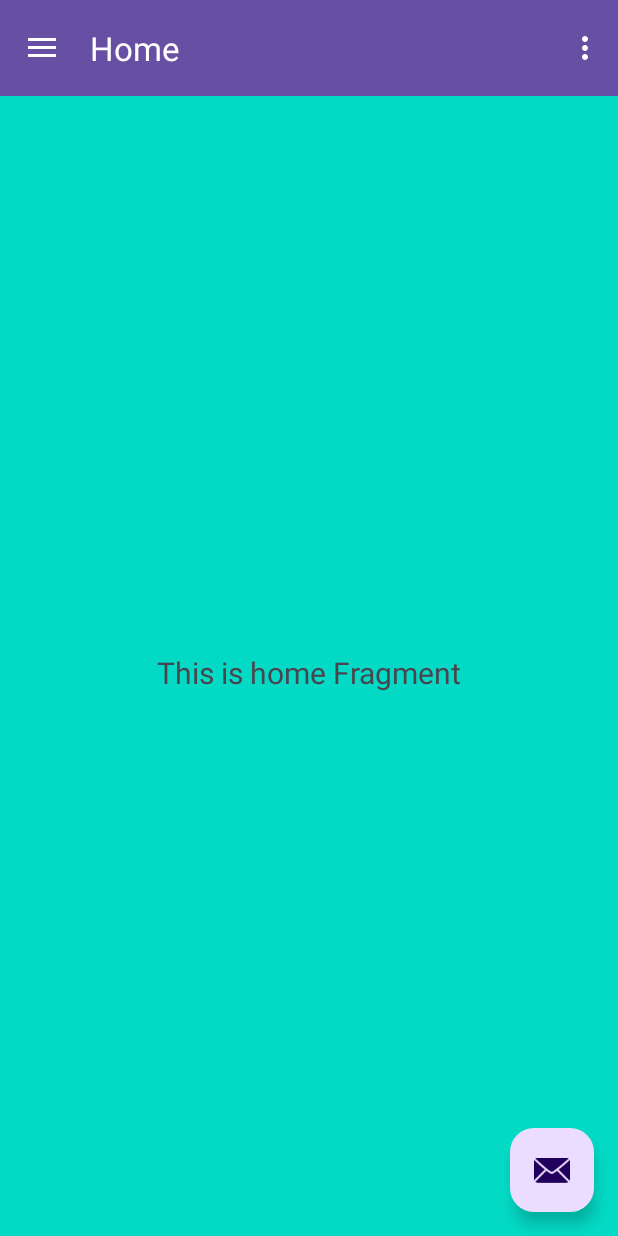
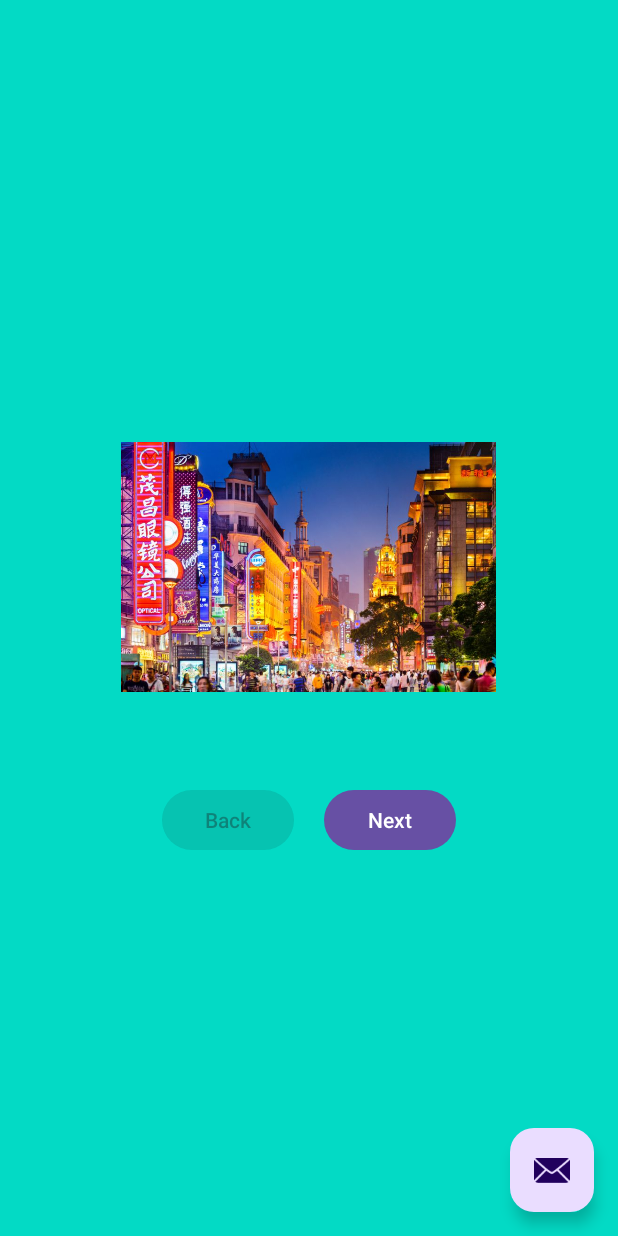
Before and after one commit to SenithuJkdy/infosnap-android, an Android app: the screen it shows after launch (MainActivity), on a phone screen of 412 x 824 dp. Run offline under Robolectric (Android 15) with nearby library versions, the phone set to English and light mode, and no system bars; our stand-ins replace navigation-ui.

Commit message:
feat: add landing page

```diff
--- a/app/build.gradle.kts
+++ b/app/build.gradle.kts
@@ -48,6 +48,8 @@ dependencies {
     implementation(libs.androidx.lifecycle.viewmodel.ktx)
     implementation(libs.androidx.navigation.fragment.ktx)
     implementation(libs.androidx.navigation.ui.ktx)
+    implementation(libs.androidx.legacy.support.v4)
+    implementation(libs.androidx.fragment.ktx)
     testImplementation(libs.junit)
     androidTestImplementation(libs.androidx.junit)
     androidTestImplementation(libs.androidx.espresso.core)
--- a/app/src/main/java/com/example/reporter_news_app/MainActivity.kt
+++ b/app/src/main/java/com/example/reporter_news_app/MainActivity.kt
@@ -49,7 +49,16 @@ class MainActivity : AppCompatActivity() {
         )
         setupActionBarWithNavController(navController, appBarConfiguration)
         navView.setupWithNavController(navController)
+
+        navController.addOnDestinationChangedListener { _, destination, _ ->
+            if (destination.id == R.id.landing) {
+                supportActionBar?.hide()
+            } else {
+                supportActionBar?.show()
+            }
+        }
     }
+
 
     override fun onCreateOptionsMenu(menu: Menu): Boolean {
         // Inflate the menu; this adds items to the action bar if it is present.
--- /dev/null
+++ b/app/src/main/java/com/example/reporter_news_app/ui/landing/LandingFragment.kt
@@ -0,0 +1,66 @@
+package com.example.reporter_news_app.ui.landing
+
+import androidx.fragment.app.viewModels
+import android.os.Bundle
+import androidx.fragment.app.Fragment
+import android.view.LayoutInflater
+import android.view.View
+import android.view.ViewGroup
+import androidx.navigation.fragment.findNavController
+import com.example.reporter_news_app.R
+import com.example.reporter_news_app.databinding.FragmentLandingBinding
+
+class LandingFragment : Fragment() {
+
+    private lateinit var binding: FragmentLandingBinding
+    private val viewModel: LandingViewModel by viewModels()
+
+    override fun onCreateView(
+        inflater: LayoutInflater, container: ViewGroup?,
+        savedInstanceState: Bundle?
+    ): View {
+        binding = FragmentLandingBinding.inflate(inflater, container, false)
+
+        // Observe Image Changes
+        viewModel.imageIndex.observe(viewLifecycleOwner) {
+            binding.imageView.setImageResource(viewModel.getImage())
+
+            // Update button text dynamically
+            if (viewModel.isLastImage()) {
+                binding.nextButton.text = "Get Started"
+
+            } else {
+                binding.nextButton.text = "Next"
+            }
+
+            if (binding.nextButton.text == "Get Started"){
+                binding.nextButton.setOnClickListener {
+                    findNavController().navigate(R.id.nav_home) // Redirect to HomeFragment
+                }
+            }
+
+
+
+            // Enable/Disable Back Button
+            binding.backButton.isEnabled = !viewModel.isFirstImage()
+        }
+
+        // Handle Next Button Click
+        binding.nextButton.setOnClickListener {
+            if (viewModel.isLastImage()) {
+                // Perform an action (e.g., navigate to another screen)
+            } else {
+                viewModel.nextImage()
+            }
+        }
+
+        // Handle Back Button Click
+        binding.backButton.setOnClickListener {
+            viewModel.prevImage()
+        }
+
+        return binding.root
+
+    }
+
+}
--- /dev/null
+++ b/app/src/main/java/com/example/reporter_news_app/ui/landing/LandingViewModel.kt
@@ -0,0 +1,42 @@
+package com.example.reporter_news_app.ui.landing
+
+import androidx.lifecycle.LiveData
+import androidx.lifecycle.MutableLiveData
+import androidx.lifecycle.ViewModel
+import com.example.reporter_news_app.R
+
+class LandingViewModel : ViewModel() {
+
+    private val _imageIndex = MutableLiveData(0)
+    val imageIndex: LiveData<Int> = _imageIndex
+
+    private val imageList = listOf(
+        R.drawable.image1,  // Replace with actual image resources
+        R.drawable.image2,
+        R.drawable.image3
+    )
+
+    fun getImage(): Int {
+        return imageList[_imageIndex.value ?: 0]
+    }
+
+    fun nextImage() {
+        if (_imageIndex.value!! < imageList.size - 1) {
+            _imageIndex.value = _imageIndex.value!! + 1
+        }
+    }
+
+    fun prevImage() {
+        if (_imageIndex.value!! > 0) {
+            _imageIndex.value = _imageIndex.value!! - 1
+        }
+    }
+
+    fun isLastImage(): Boolean {
+        return _imageIndex.value == imageList.size - 1
+    }
+
+    fun isFirstImage(): Boolean {
+        return _imageIndex.value == 0
+    }
+}
--- /dev/null
+++ b/app/src/main/res/layout/fragment_landing.xml
@@ -0,0 +1,36 @@
+<?xml version="1.0" encoding="utf-8"?>
+<LinearLayout xmlns:android="http://schemas.android.com/apk/res/android"
+    android:layout_width="match_parent"
+    android:layout_height="match_parent"
+    android:orientation="vertical"
+    android:gravity="center"
+    android:padding="20dp">
+
+    <ImageView
+        android:id="@+id/imageView"
+        android:layout_width="250dp"
+        android:layout_height="250dp"
+        android:scaleType="centerInside" />
+
+    <LinearLayout
+        android:layout_width="wrap_content"
+        android:layout_height="wrap_content"
+        android:orientation="horizontal"
+        android:layout_marginTop="20dp">
+
+        <Button
+            android:id="@+id/backButton"
+            android:layout_width="wrap_content"
+            android:layout_height="wrap_content"
+            android:text="Back"
+            android:enabled="false" />
+
+        <Button
+            android:id="@+id/nextButton"
+            android:layout_width="wrap_content"
+            android:layout_height="wrap_content"
+            android:text="Next"
+            android:layout_marginStart="20dp"/>
+    </LinearLayout>
+
+</LinearLayout>
--- a/app/src/main/res/navigation/mobile_navigation.xml
+++ b/app/src/main/res/navigation/mobile_navigation.xml
@@ -3,7 +3,13 @@
     xmlns:app="http://schemas.android.com/apk/res-auto"
     xmlns:tools="http://schemas.android.com/tools"
     android:id="@+id/mobile_navigation"
-    app:startDestination="@+id/nav_home">
+    app:startDestination="@+id/landing">
+
+    <fragment
+        android:id="@+id/landing"
+        android:name="com.example.reporter_news_app.ui.landing.LandingFragment"
+        android:layout_width="match_parent"
+        android:layout_height="match_parent"/>
 
     <fragment
         android:id="@+id/nav_home"
--- a/gradle/libs.versions.toml
+++ b/gradle/libs.versions.toml
@@ -12,6 +12,8 @@ lifecycleLivedataKtx = "2.8.7"
 lifecycleViewmodelKtx = "2.8.7"
 navigationFragmentKtx = "2.8.5"
 navigationUiKtx = "2.8.5"
+legacySupportV4 = "1.0.0"
+fragmentKtx = "1.8.5"
 
 [libraries]
 androidx-core-ktx = { group = "androidx.core", name = "core-ktx", version.ref = "coreKtx" }
@@ -25,6 +27,8 @@ androidx-lifecycle-livedata-ktx = { group = "androidx.lifecycle", name = "lifecy
 androidx-lifecycle-viewmodel-ktx = { group = "androidx.lifecycle", name = "lifecycle-viewmodel-ktx", version.ref = "lifecycleViewmodelKtx" }
 androidx-navigation-fragment-ktx = { group = "androidx.navigation", name = "navigation-fragment-ktx", version.ref = "navigationFragmentKtx" }
 androidx-navigation-ui-ktx = { group = "androidx.navigation", name = "navigation-ui-ktx", version.ref = "navigationUiKtx" }
+androidx-legacy-support-v4 = { group = "androidx.legacy", name = "legacy-support-v4", version.ref = "legacySupportV4" }
+androidx-fragment-ktx = { group = "androidx.fragment", name = "fragment-ktx", version.ref = "fragmentKtx" }
 
 [plugins]
 android-application = { id = "com.android.application", version.ref = "agp" }
```
Also changed, not shown: app/src/main/res/drawable/image1.jpg (added), app/src/main/res/drawable/image2.jpg (added), app/src/main/res/drawable/image3.jpg (added).
